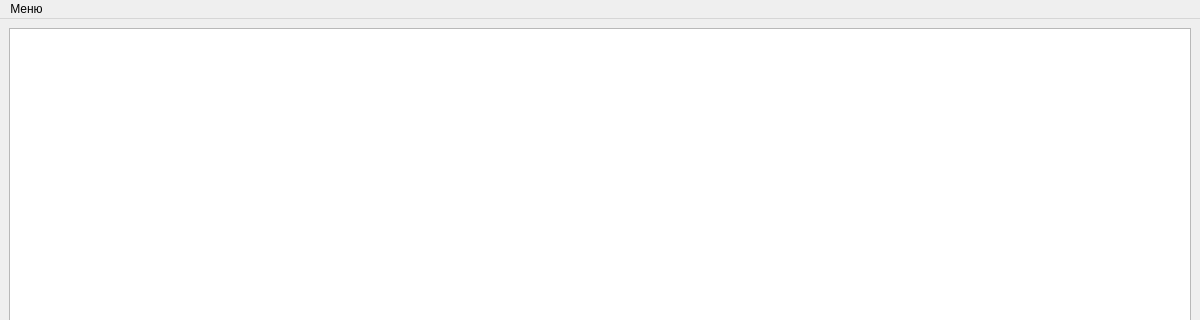
Vladimirsky555/SitesOrganizer-2, file src/view/mainwindow.ui: the form before one commit; both pictures show x 0 to 1200 and y 0 to 320 of the 1200 by 600 pixel window.
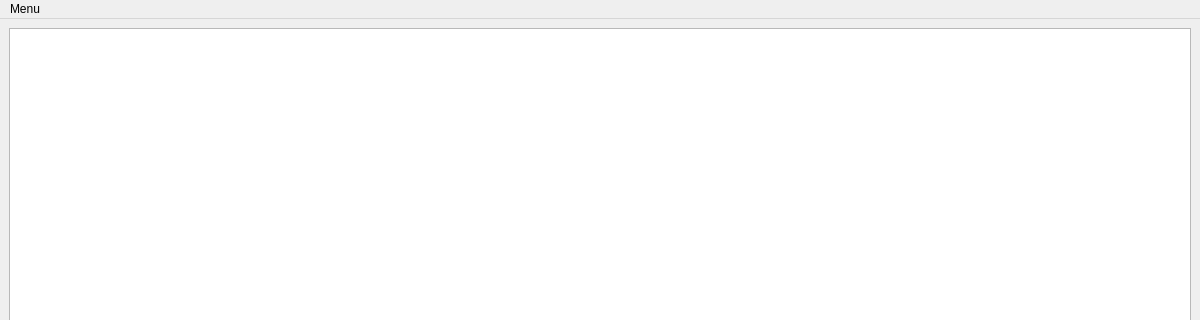
The form after the commit. Icons and pictures are not drawn.

```diff
--- a/src/view/mainwindow.ui
+++ b/src/view/mainwindow.ui
@@ -40,7 +40,7 @@
    </property>
    <widget class="QMenu" name="menudss">
     <property name="title">
-     <string>Меню</string>
+     <string>Menu</string>
     </property>
     <addaction name="actionFileToModel"/>
    </widget>
```
